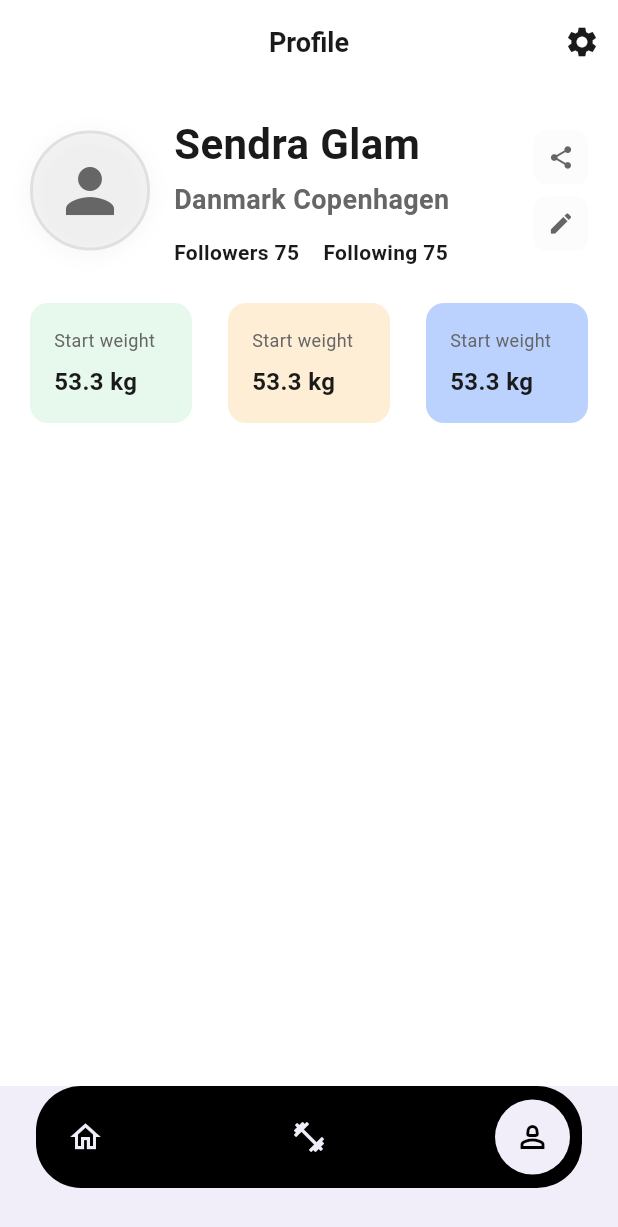
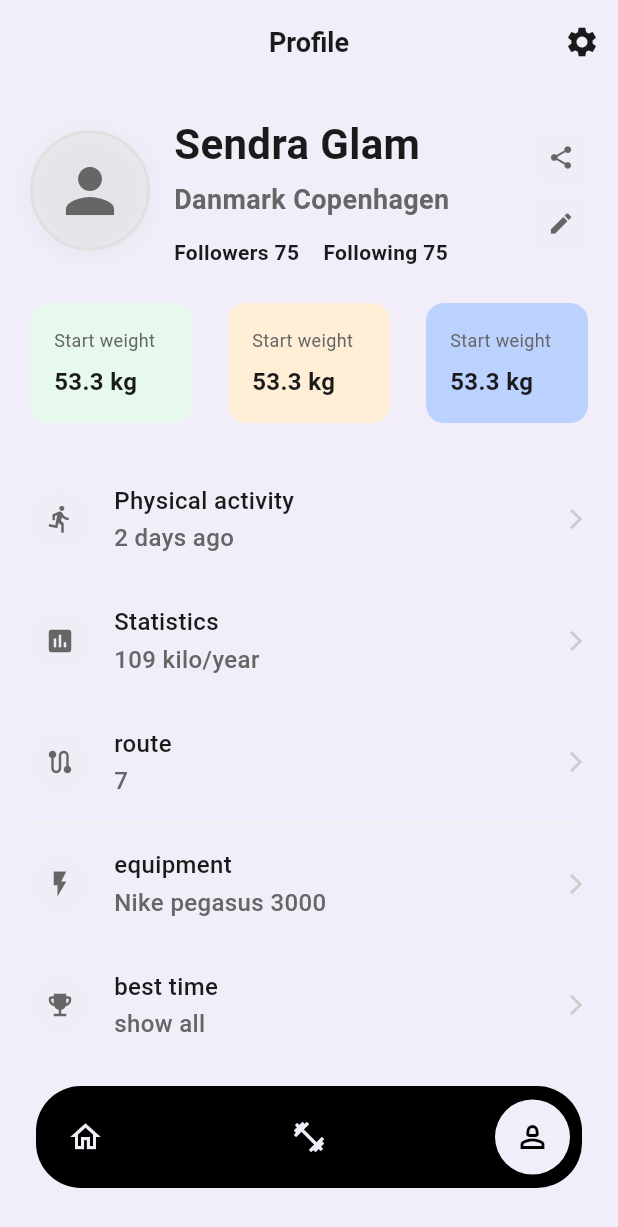
Before and after one commit to MuhannadMutawe/fitness_app_ui, a Flutter app: the screen it shows after launch, item 3 of the bottom bar chosen, on a phone screen of 412 x 824 dp. Shown: the top 1227 px of the screen. Run offline on Flutter 3.47's test engine with Material 3 defaults, Android fonts, the light colour scheme and no system bars; our stand-ins replace device_preview, go_router, hive_flutter, rive; accounts and stored records are empty; network calls fail.

Commit message:
finished the app !!!!!!

```diff
--- a/lib/features/profile/presentation/view/profile_view.dart
+++ b/lib/features/profile/presentation/view/profile_view.dart
@@ -1,4 +1,5 @@
 import 'package:fitness_app_ui/app/designe/designe_token.dart';
+import 'package:fitness_app_ui/features/profile/presentation/view/widgats/activity_list.dart';
 import 'package:fitness_app_ui/features/profile/presentation/view/widgats/metrics_cards.dart';
 import 'package:fitness_app_ui/features/profile/presentation/view/widgats/user_profile_section.dart';
 import 'package:flutter/material.dart';
@@ -9,9 +10,9 @@ class ProfileView extends StatelessWidget {
   @override
   Widget build(BuildContext context) {
     return Scaffold(
-      backgroundColor: DT.bgWhite,
+      backgroundColor: DT.bg,
       appBar: AppBar(
-        backgroundColor: DT.bgWhite,
+        backgroundColor: DT.bg,
         elevation: 0,
         scrolledUnderElevation: 0,
         title: Text(
@@ -45,7 +46,7 @@ class ProfileView extends StatelessWidget {
             SizedBox(
               height: DT.s6,
             ),
-            // Activitylist()
+            Activitylist(),
           ],
         ),
       ),
--- /dev/null
+++ b/lib/features/profile/presentation/view/widgats/activity_list.dart
@@ -0,0 +1,128 @@
+import 'package:fitness_app_ui/app/designe/designe_token.dart';
+import 'package:flutter/material.dart';
+
+class Activitylist extends StatelessWidget {
+  const Activitylist({super.key});
+
+  @override
+  Widget build(BuildContext context) {
+    return Column(
+      children: [
+        ActivityItem(
+          icon: Icons.directions_run,
+          title: 'Physical activity',
+          subTitle: '2 days ago',
+          onTap: () {},
+        ),
+        ActivityItem(
+          icon: Icons.assessment,
+          title: 'Statistics',
+          subTitle: '109 kilo/year',
+          onTap: () {},
+        ),
+        ActivityItem(
+          icon: Icons.route,
+          title: 'route',
+          subTitle: '7',
+          onTap: () {},
+        ),
+        ActivityItem(
+          icon: Icons.flash_on,
+          title: 'equipment',
+          subTitle: 'Nike pegasus 3000',
+          onTap: () {},
+        ),
+        ActivityItem(
+          icon: Icons.emoji_events,
+          title: 'best time',
+          subTitle: 'show all',
+          onTap: () {},
+        ),
+      ],
+    );
+  }
+}
+
+class ActivityItem extends StatelessWidget {
+  const ActivityItem({
+    super.key,
+    required this.icon,
+    required this.title,
+    required this.subTitle,
+    required this.onTap,
+  });
+
+  final IconData icon;
+  final String title;
+  final String subTitle;
+  final VoidCallback onTap;
+
+  @override
+  Widget build(BuildContext context) {
+    return InkWell(
+      onTap: onTap,
+      child: Container(
+        padding: EdgeInsets.symmetric(vertical: DT.s4),
+        decoration: BoxDecoration(
+          border: Border(
+            bottom: BorderSide(
+              color: DT.borderLight,
+              width: 1,
+            ),
+          ),
+        ),
+        child: Row(
+          children: [
+            Container(
+              width: 40,
+              height: 40,
+              decoration: BoxDecoration(
+                color: DT.iconLightGrey.withOpacity(0.1),
+                borderRadius: BorderRadius.circular(20),
+              ),
+              child: Icon(
+                icon,
+                color: DT.iconGrey,
+                size: 20,
+              ),
+            ),
+            SizedBox(
+              width: DT.s4,
+            ),
+            Expanded(
+              child: Column(
+                crossAxisAlignment: CrossAxisAlignment.start,
+                children: [
+                  Text(
+                    title,
+                    style: TextStyle(
+                      fontSize: 16,
+                      fontWeight: FontWeight.w500,
+                      color: DT.textPrimary,
+                    ),
+                  ),
+                  SizedBox(
+                    height: 2,
+                  ),
+                  Text(
+                    subTitle,
+                    style: TextStyle(
+                      fontSize: 16,
+                      fontWeight: FontWeight.w500,
+                      color: DT.textSecondary,
+                    ),
+                  ),
+                ],
+              ),
+            ),
+            Icon(
+              Icons.arrow_forward_ios,
+              color: DT.textGrey,
+              size: 16,
+            ),
+          ],
+        ),
+      ),
+    );
+  }
+}
--- a/pubspec.yaml
+++ b/pubspec.yaml
@@ -37,7 +37,7 @@ dependencies:
   hive_flutter: ^1.1.0
   collection: ^1.19.1
   intl: ^0.20.2
-  rive: ^0.14.9
+  rive: ^0.14.11
 
   # The following adds the Cupertino Icons font to your application.
   # Use with the CupertinoIcons class for iOS style icons.
```
Also changed, not shown: lib/features/home/presentation/view/widgets/daily_challenge_card.dart (+9 -0 lines), pubspec.lock, 1 other file.
